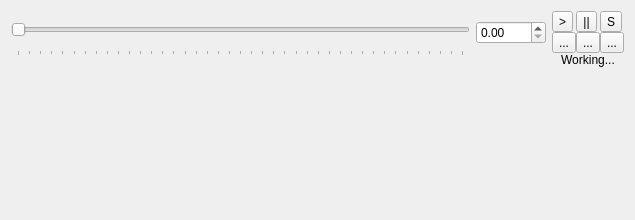
Above: trunk/edr/src/plugins/timeline/ui/TimelineWidget.ui from mk4me/hm-mde-one before the change. Below: the same form after it.
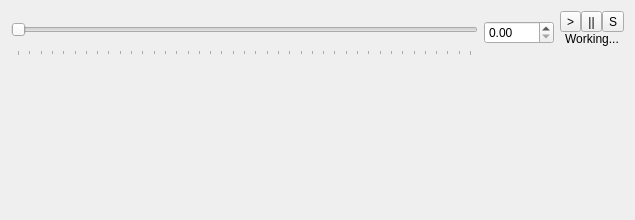
That is the form after the change. Icons and pictures are not drawn.

What changed in the file:
```diff
--- a/trunk/edr/src/plugins/timeline/ui/TimelineWidget.ui
+++ b/trunk/edr/src/plugins/timeline/ui/TimelineWidget.ui
@@ -138,30 +138,13 @@
        <property name="text">
         <string>S</string>
        </property>
-      </widget>
-     </item>
-     <item row="1" column="0">
-      <widget class="QToolButton" name="toolButton_4">
-       <property name="text">
-        <string>...</string>
+       <property name="icon">
+        <iconset resource="../../../core/ui/Icons.qrc">
+         <normaloff>:/data/resources/icons/stop.png</normaloff>:/data/resources/icons/stop.png</iconset>
        </property>
       </widget>
      </item>
-     <item row="1" column="1">
-      <widget class="QToolButton" name="toolButton_5">
-       <property name="text">
-        <string>...</string>
-       </property>
-      </widget>
-     </item>
-     <item row="1" column="2">
-      <widget class="QToolButton" name="toolButton_6">
-       <property name="text">
-        <string>...</string>
-       </property>
-      </widget>
-     </item>
-     <item row="3" column="1">
+     <item row="2" column="1">
       <spacer name="verticalSpacer_2">
        <property name="orientation">
         <enum>Qt::Vertical</enum>
@@ -174,7 +157,7 @@
        </property>
       </spacer>
      </item>
-     <item row="2" column="0" colspan="3">
+     <item row="1" column="0" colspan="3">
       <widget class="QLabel" name="statusLabel">
        <property name="text">
         <string>Working...</string>
```
Left out of the diff: 12 changed lines with no effect on the pictures.
